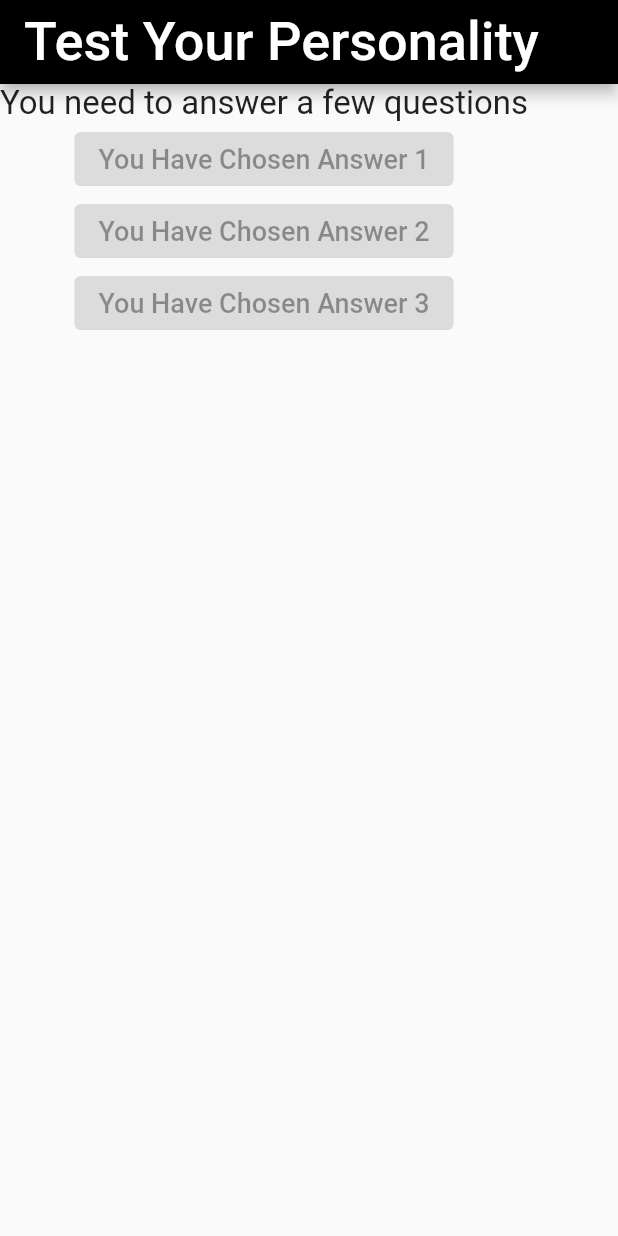
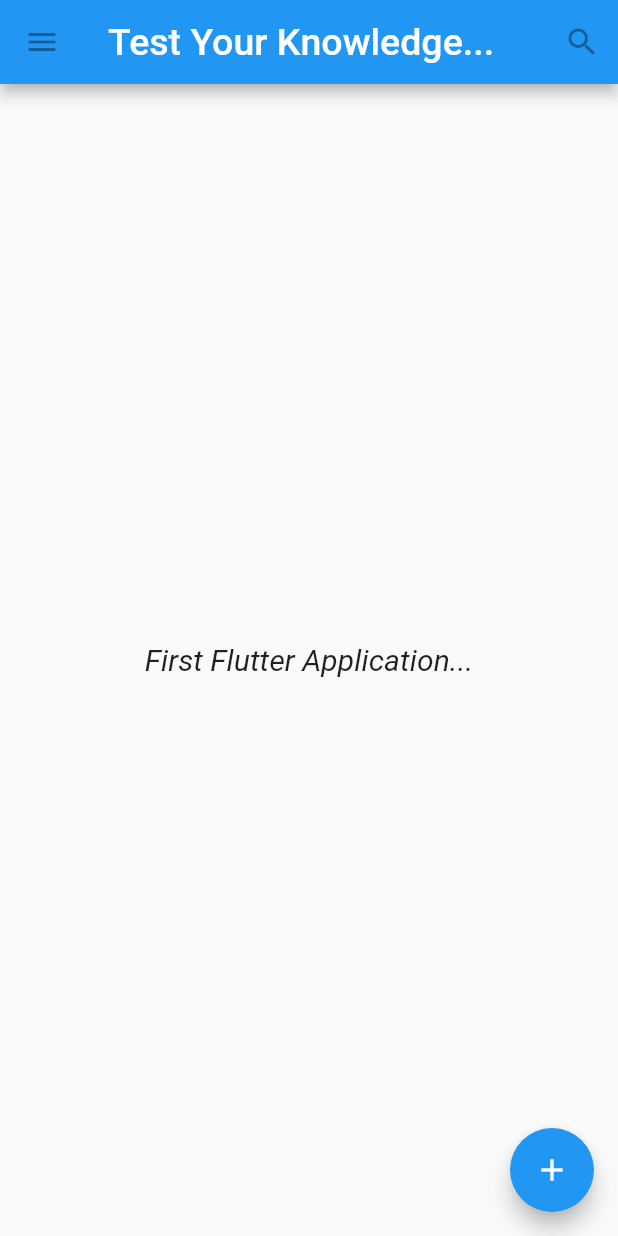
Before and after one commit to Prodigy-Genes/learning_flutter, a Flutter app: the screen it shows after launch, on a phone screen of 412 x 824 dp. Run offline on Flutter 3.47's test engine with Material 2 defaults, Android fonts, the phone set to English and light mode, and no system bars.

Commit message:
Learning_Flutter

```diff
--- a/lib/main.dart
+++ b/lib/main.dart
@@ -1,7 +1,7 @@
 import 'package:flutter/material.dart';
 
 void main() {
-  runApp( const MyFirstApp());
+  runApp(const MyFirstApp());
 }
 
 class MyFirstApp extends StatelessWidget {
@@ -12,44 +12,38 @@ class MyFirstApp extends StatelessWidget {
     return MaterialApp(
       home: Scaffold(
         appBar: AppBar(
+          leading: const IconButton(
+            icon: Icon(Icons.menu),
+            tooltip: 'Navigation menu',
+            onPressed: null,),
           title: const Text(
-            'Test Your Personality',
-            style: TextStyle(fontSize: 36),
+            'Test Your Knowledge...',
+            style: TextStyle(fontSize: 25.0, fontStyle: FontStyle.normal),
           ),
-          backgroundColor: const Color.fromARGB(255, 0, 0, 0), // Use 'const' for colors
+          actions: const <Widget> [
+            IconButton(
+            icon: Icon(Icons.search),
+            tooltip: 'Search',
+            onPressed: null,),
+          ],
+
         ),
-        body: const Column(children: <Widget>[
-          Text(
-            'You need to answer a few questions',
-            style: TextStyle(fontSize: 22),),
-
-          ElevatedButton(
-            onPressed: null,
-            child: Text('You Have Chosen Answer 1',
-            style: TextStyle(
-              fontSize: 18
-            ),)
+        body: const Center(
+          child: Text('First Flutter Application...',
+          style: TextStyle(fontSize: 20.00,
+          fontStyle: FontStyle.italic),
           ),
-          ElevatedButton(
-            onPressed: null,
-            child: Text('You Have Chosen Answer 2',
-            style: TextStyle(
-              fontSize: 18
-            )),
-          ),
-          ElevatedButton(
-            onPressed: null,
-            child: Text('You Have Chosen Answer 3',
-            style: TextStyle(
-              fontSize: 18
-            ),)
-          )
-        ],),
+        ),
+        floatingActionButton: const FloatingActionButton(
+          tooltip: 'Add',
+          onPressed: null,
+          child: Icon(Icons.add),
+        )
       ),
     );
-
   }
 }
+
 
 /*
 class MyApp extends StatelessWidget {
```
